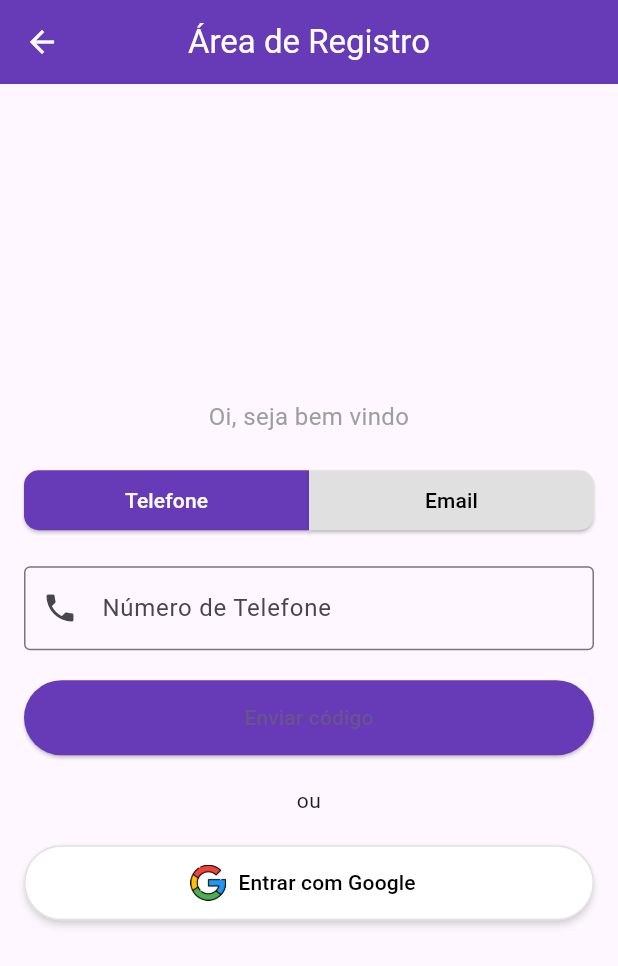
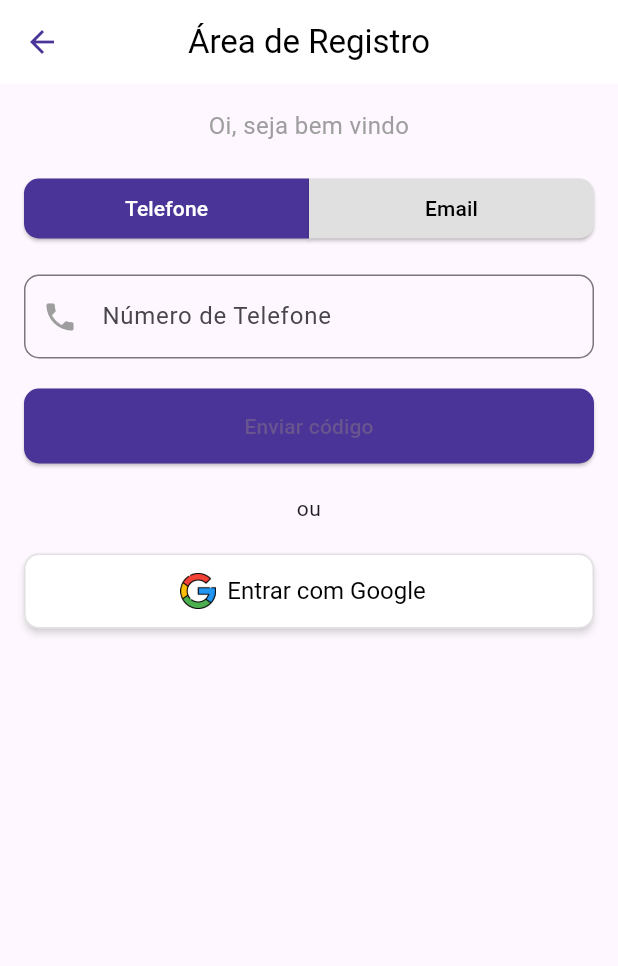
Before and after one commit to DanielLieblen/Clo, a Flutter app: the RegistroTelefoneScreen screen opened directly, after a tap on "Telefone", on a phone screen of 412 x 824 dp. Shown: the top 966 px of the screen. Run offline on Flutter 3.47's test engine with Material 3 defaults, Android fonts, the light colour scheme and no system bars; our stand-ins replace firebase_core, font_awesome_flutter; accounts and stored records are empty.

Commit message:
desbugados os botoes dando overflow e implementadas as paginas de verificacao de telefone e confirmacao de email, falta corrigir o bug dos botoes na pagina de confirmacao de email

```diff
--- a/lib/onboarding/login_screen.dart
+++ b/lib/onboarding/login_screen.dart
@@ -1,5 +1,5 @@
-import 'package:clo/registro/cellphone/registro_telefone.dart';
 import 'package:clo/registro/email/continuar_registro.dart';
+import 'package:clo/registro/email/registro_email.dart';
 import 'package:flutter/material.dart';
 import 'package:font_awesome_flutter/font_awesome_flutter.dart';
 
@@ -47,7 +47,7 @@ class LoginScreen extends StatelessWidget {
                       context,
                       MaterialPageRoute(
                           builder: (context) =>
-                              const RegistroTelefoneScreen()), // Navegação para tela de login
+                              const RegistroScreen()), // Navegação para tela de login
                     ); //lembrar que o telefone eh padrao portanto ela é a tela principal de registro
                   },
                   style: ElevatedButton.styleFrom(
--- a/lib/registro/cellphone/registro_telefone.dart
+++ b/lib/registro/telefone/registro_telefone.dart
@@ -11,31 +11,25 @@ class RegistroTelefoneScreen extends StatefulWidget {
 class _RegistroTelefoneScreenState extends State<RegistroTelefoneScreen> {
   bool _isEmailSelected = false;
 
-  void _toggleSelection() {
-    setState(() {
-      _isEmailSelected = !_isEmailSelected;
-    });
-  }
-
   @override
   Widget build(BuildContext context) {
     return Scaffold(
       appBar: AppBar(
-        backgroundColor: Colors.deepPurple,
+        backgroundColor: Colors.white,
         elevation: 0,
         leading: IconButton(
-          icon: const Icon(Icons.arrow_back, color: Colors.white),
+          icon: const Icon(Icons.arrow_back, color: Color(0xFF4A3497)),
           onPressed: () {
             Navigator.pop(context);
           },
         ),
         title: const Text(
           'Área de Registro',
-          style: TextStyle(color: Colors.white),
+          style: TextStyle(color: Colors.black),
         ),
         centerTitle: true,
       ),
-      body: Padding(
+      body: SingleChildScrollView(
         padding: const EdgeInsets.all(16.0),
         child: Column(
           mainAxisAlignment: MainAxisAlignment.center,
@@ -53,7 +47,13 @@ class _RegistroTelefoneScreenState extends State<RegistroTelefoneScreen> {
                 Expanded(
                   child: ElevatedButton(
                     onPressed: () {
-                      if (_isEmailSelected) _toggleSelection();
+                      if (_isEmailSelected) {
+                        Navigator.pushReplacement(
+                          context,
+                          MaterialPageRoute(
+                              builder: (context) => const RegistroScreen()),
+                        );
+                      }
                     },
                     style: ElevatedButton.styleFrom(
                       shape: const RoundedRectangleBorder(
@@ -63,7 +63,7 @@ class _RegistroTelefoneScreenState extends State<RegistroTelefoneScreen> {
                         ),
                       ),
                       backgroundColor: !_isEmailSelected
-                          ? Colors.deepPurple
+                          ? const Color(0xFF4A3497)
                           : Colors.grey.shade300,
                     ),
                     child: Text(
@@ -78,12 +78,9 @@ class _RegistroTelefoneScreenState extends State<RegistroTelefoneScreen> {
                   child: ElevatedButton(
                     onPressed: () {
                       if (!_isEmailSelected) {
-                        Navigator.push(
-                          context,
-                          MaterialPageRoute(
-                              builder: (context) =>
-                                  const RegistroEmailScreen()),
-                        );
+                        setState(() {
+                          _isEmailSelected = true;
+                        });
                       }
                     },
                     style: ElevatedButton.styleFrom(
@@ -94,7 +91,7 @@ class _RegistroTelefoneScreenState extends State<RegistroTelefoneScreen> {
                         ),
                       ),
                       backgroundColor: _isEmailSelected
-                          ? Colors.deepPurple
+                          ? const Color(0xFF4A3497)
                           : Colors.grey.shade300,
                     ),
                     child: Text(
@@ -110,20 +107,26 @@ class _RegistroTelefoneScreenState extends State<RegistroTelefoneScreen> {
             const SizedBox(height: 20),
             const TextField(
               decoration: InputDecoration(
-                prefixIcon: Icon(Icons.phone),
+                prefixIcon: Icon(Icons.phone, color: Colors.grey),
                 labelText: 'Número de Telefone',
-                border: OutlineInputBorder(),
+                border: OutlineInputBorder(
+                  borderRadius: BorderRadius.all(Radius.circular(10)),
+                  borderSide: BorderSide(color: Colors.grey),
+                ),
               ),
               keyboardType: TextInputType.phone,
             ),
             const SizedBox(height: 20),
             ElevatedButton(
               onPressed: () {
-                // Lógica para enviar código de verificação
+                // Navegar para a próxima tela
               },
               style: ElevatedButton.styleFrom(
+                shape: RoundedRectangleBorder(
+                  borderRadius: BorderRadius.circular(10),
+                ),
                 minimumSize: const Size(double.infinity, 50),
-                backgroundColor: Colors.deepPurple,
+                backgroundColor: const Color(0xFF4A3497),
               ),
               child: const Text('Enviar código'),
             ),
@@ -137,15 +140,20 @@ class _RegistroTelefoneScreenState extends State<RegistroTelefoneScreen> {
               icon: Image.asset(
                 'assets/google_logo.png',
                 height: 24.0,
+                width: 24.0,
               ),
               label: const Text('Entrar com Google'),
               style: ElevatedButton.styleFrom(
+                shape: RoundedRectangleBorder(
+                  borderRadius: BorderRadius.circular(10),
+                ),
                 minimumSize: const Size(double.infinity, 50),
                 backgroundColor: Colors.white,
                 side: BorderSide(color: Colors.grey.shade300),
                 elevation: 2,
                 shadowColor: Colors.grey.shade100,
                 foregroundColor: Colors.black,
+                textStyle: const TextStyle(fontSize: 16),
               ),
             ),
           ],
--- a/pubspec.yaml
+++ b/pubspec.yaml
@@ -38,6 +38,9 @@ dependencies:
   animated_widgets: ^1.1.0
   font_awesome_flutter: ^10.1.0
   flutter_swiper_plus: ^2.0.0
+  firebase_core: ^2.32.0
+  firebase_auth: ^4.6.0
+  google_sign_in: any
 
 
 dev_dependencies:
@@ -66,6 +69,7 @@ flutter:
   assets:
     - assets/logo.png
     - assets/logo2.png
+    - assets/verification_image.png
     - assets/google_logo.png
     - assets/intro1.png
     - assets/intro2.png
```
Also changed, not shown: lib/main.dart (+11 -6 lines), lib/onboarding/tela_abertura.dart (+13 -6 lines), lib/registro/email/confirmacao_email.dart (+24 -9 lines), lib/registro/email/continuar_registro.dart (+12 -5 lines), lib/registro/email/registro_email.dart (+135 -82 lines), lib/registro/telefone/verificar_telefone.dart (added, +85 -0 lines), assets/verification_image.png (added), firebase.json (added), lib/firebase_options.dart (added), pubspec.lock, 7 other files.
